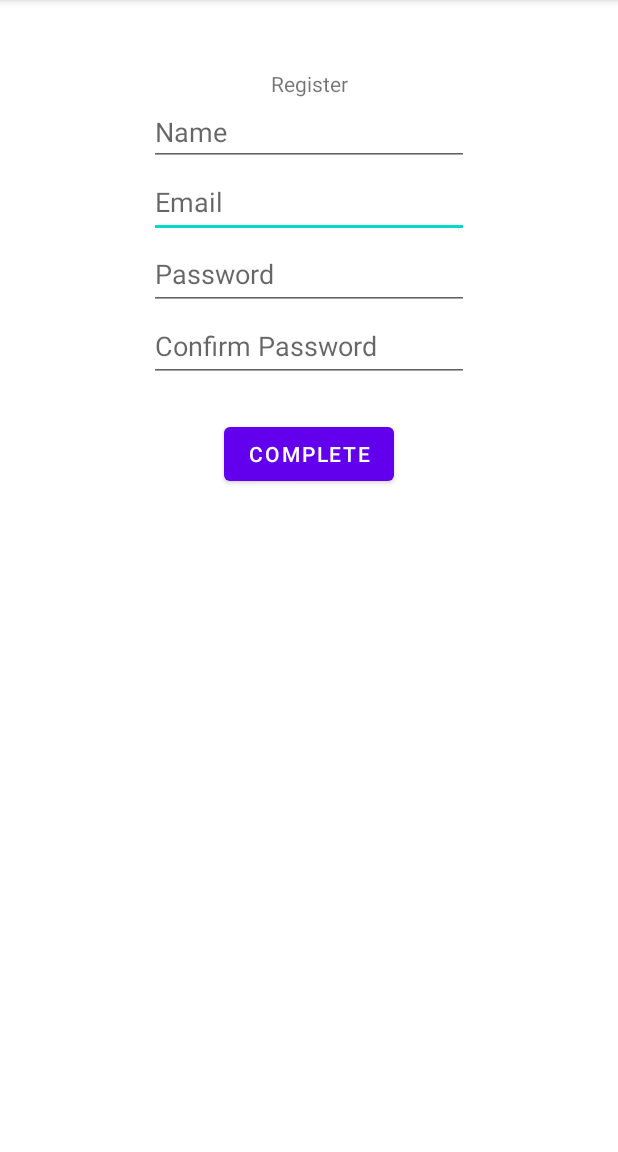
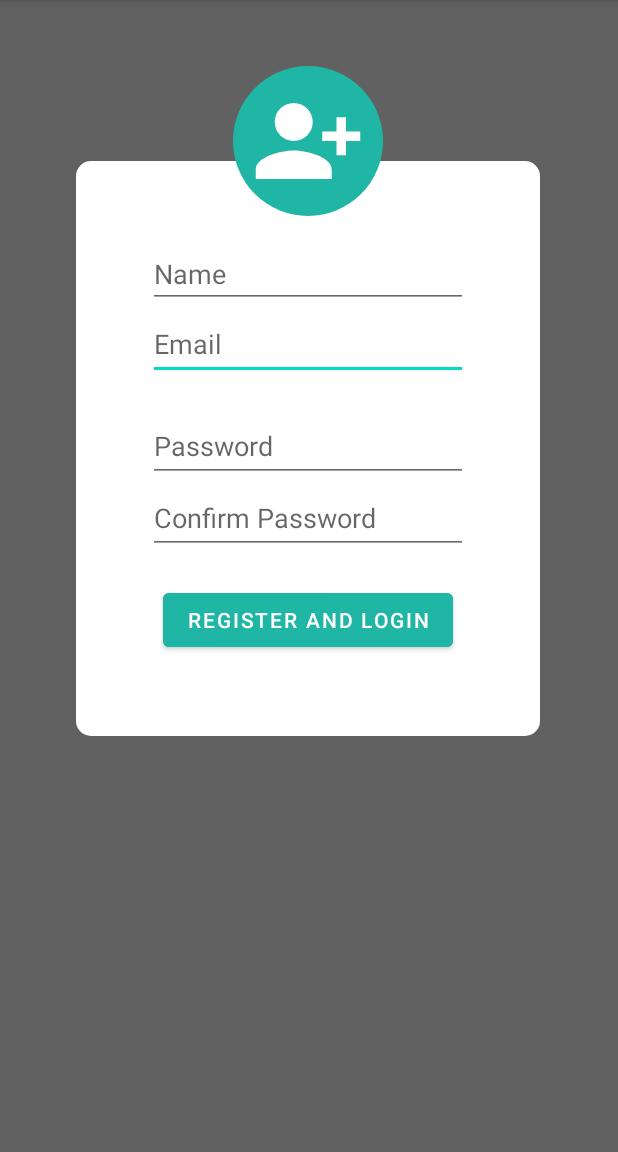
Before and after one commit to devhuss/Shared-Task-List, an Android app: the RegisterActivity screen opened directly, with no data from a screen before it, on a phone screen of 412 x 824 dp, the part 84-1236 px from its top. Run offline under Robolectric (Android 15) with nearby library versions, the phone set to English and light mode, and no system bars; our stand-ins replace Firebase (no records; nobody signed in at launch, a user with empty details on screens opened directly).

Commit message:
styled the login and register page as well as changed the colors of bottom navigation icons

```diff
--- /dev/null
+++ b/app/src/main/res/color/bottom_nav_color.xml
@@ -0,0 +1,5 @@
+<?xml version="1.0" encoding="utf-8"?>
+<selector xmlns:android="http://schemas.android.com/apk/res/android">
+    <item android:state_checked="true" android:color="#20b6a5" />
+    <item android:state_checked="false" android:color="#737373"/>
+</selector>
--- /dev/null
+++ b/app/src/main/res/drawable/login_person_background.xml
@@ -0,0 +1,5 @@
+<?xml version="1.0" encoding="utf-8"?>
+<shape xmlns:android="http://schemas.android.com/apk/res/android">
+    <corners android:radius="250dp" />
+    <solid android:color="#20B6A5" />
+</shape>
--- /dev/null
+++ b/app/src/main/res/drawable/register_person.xml
@@ -0,0 +1,5 @@
+<vector android:height="24dp" android:tint="#FFFFFF"
+    android:viewportHeight="24" android:viewportWidth="24"
+    android:width="24dp" xmlns:android="http://schemas.android.com/apk/res/android">
+    <path android:fillColor="@android:color/white" android:pathData="M13,8c0,-2.21 -1.79,-4 -4,-4S5,5.79 5,8s1.79,4 4,4S13,10.21 13,8zM15,10v2h3v3h2v-3h3v-2h-3V7h-2v3H15zM1,18v2h16v-2c0,-2.66 -5.33,-4 -8,-4S1,15.34 1,18z"/>
+</vector>
--- /dev/null
+++ b/app/src/main/res/drawable/rounded_background.xml
@@ -0,0 +1,5 @@
+<?xml version="1.0" encoding="utf-8"?>
+<shape xmlns:android="http://schemas.android.com/apk/res/android">
+    <corners android:radius="10dp" />
+    <solid android:color="#ffffff" />
+</shape>
--- a/app/src/main/res/layout/activity_home2.xml
+++ b/app/src/main/res/layout/activity_home2.xml
@@ -17,7 +17,10 @@
         app:layout_constraintBottom_toBottomOf="parent"
         app:layout_constraintLeft_toLeftOf="parent"
         app:layout_constraintRight_toRightOf="parent"
-        app:menu="@menu/bottom_nav_menu" />
+        app:menu="@menu/bottom_nav_menu"
+        app:itemTextColor="@color/bottom_nav_color"
+        app:itemIconTint="@color/bottom_nav_color"
+        />
 
     <fragment
         android:id="@+id/nav_host_fragment_activity_home2"
--- a/app/src/main/res/layout/activity_register.xml
+++ b/app/src/main/res/layout/activity_register.xml
@@ -4,19 +4,18 @@
     xmlns:tools="http://schemas.android.com/tools"
     android:layout_width="match_parent"
     android:layout_height="match_parent"
+    android:background="#616161"
     tools:context=".RegisterActivity">
 
-    <TextView
-        android:id="@+id/textView"
-        android:layout_width="wrap_content"
-        android:layout_height="wrap_content"
-        android:text="Register"
-        app:layout_constraintBottom_toBottomOf="parent"
-        app:layout_constraintEnd_toEndOf="parent"
-        app:layout_constraintHorizontal_bias="0.5"
-        app:layout_constraintStart_toStartOf="parent"
-        app:layout_constraintTop_toTopOf="parent"
-        app:layout_constraintVertical_bias="0.061" />
+    <ImageView
+        android:id="@+id/imageView"
+        android:layout_width="309dp"
+        android:layout_height="383dp"
+        app:layout_constraintBottom_toBottomOf="@+id/b_Complete"
+        app:layout_constraintEnd_toEndOf="@+id/et_RegName"
+        app:layout_constraintStart_toStartOf="@+id/et_RegName"
+        app:layout_constraintTop_toTopOf="@+id/et_RegName"
+        app:srcCompat="@drawable/rounded_background" />
 
     <EditText
         android:id="@+id/et_RegEmail"
@@ -26,22 +25,23 @@
         android:hint="Email"
         android:inputType="textEmailAddress"
         android:minHeight="48dp"
-        app:layout_constraintEnd_toEndOf="parent"
+        app:layout_constraintEnd_toEndOf="@+id/et_RegName"
         app:layout_constraintHorizontal_bias="0.5"
-        app:layout_constraintStart_toStartOf="parent"
+        app:layout_constraintStart_toStartOf="@+id/et_RegName"
         app:layout_constraintTop_toBottomOf="@+id/et_RegName" />
 
     <EditText
         android:id="@+id/et_RegPassword"
         android:layout_width="wrap_content"
         android:layout_height="wrap_content"
+        android:layout_marginTop="20dp"
         android:ems="10"
         android:hint="Password"
         android:inputType="textPassword"
         android:minHeight="48dp"
-        app:layout_constraintEnd_toEndOf="parent"
-        app:layout_constraintHorizontal_bias="0.5"
-        app:layout_constraintStart_toStartOf="parent"
+        app:layout_constraintEnd_toEndOf="@+id/et_RegEmail"
+        app:layout_constraintHorizontal_bias="0.0"
+        app:layout_constraintStart_toStartOf="@+id/et_RegEmail"
         app:layout_constraintTop_toBottomOf="@+id/et_RegEmail" />
 
     <EditText
@@ -52,33 +52,48 @@
         android:hint="Confirm Password"
         android:inputType="textPassword"
         android:minHeight="48dp"
-        app:layout_constraintEnd_toEndOf="parent"
+        app:layout_constraintEnd_toEndOf="@+id/et_RegPassword"
         app:layout_constraintHorizontal_bias="0.5"
-        app:layout_constraintStart_toStartOf="parent"
+        app:layout_constraintStart_toStartOf="@+id/et_RegPassword"
         app:layout_constraintTop_toBottomOf="@+id/et_RegPassword" />
 
     <Button
         android:id="@+id/b_Complete"
         android:layout_width="wrap_content"
         android:layout_height="wrap_content"
+        android:layout_marginTop="20dp"
+        android:backgroundTint="#20b6a5"
         android:onClick="clickComplete"
-        android:text="Complete"
-        app:layout_constraintBottom_toBottomOf="parent"
-        app:layout_constraintEnd_toEndOf="parent"
-        app:layout_constraintHorizontal_bias="0.5"
-        app:layout_constraintStart_toStartOf="parent"
-        app:layout_constraintTop_toBottomOf="@+id/et_RegConPassword"
-        app:layout_constraintVertical_bias="0.052" />
+        android:text="Register and Login"
+        app:layout_constraintEnd_toEndOf="@+id/et_RegConPassword"
+        app:layout_constraintHorizontal_bias="0.494"
+        app:layout_constraintStart_toStartOf="@+id/et_RegConPassword"
+        app:layout_constraintTop_toBottomOf="@+id/et_RegConPassword" />
 
     <EditText
         android:id="@+id/et_RegName"
         android:layout_width="wrap_content"
         android:layout_height="wrap_content"
+        android:layout_marginTop="160dp"
         android:ems="10"
         android:hint="Name"
         android:inputType="textPersonName"
         app:layout_constraintEnd_toEndOf="parent"
+        app:layout_constraintHorizontal_bias="0.497"
         app:layout_constraintStart_toStartOf="parent"
-        app:layout_constraintTop_toBottomOf="@+id/textView" />
+        app:layout_constraintTop_toTopOf="parent" />
+
+    <ImageView
+        android:id="@+id/imageView2"
+        android:layout_width="100dp"
+        android:layout_height="100dp"
+        android:layout_marginBottom="16dp"
+        android:background="@drawable/login_person_background"
+        android:padding="12dp"
+        app:layout_constraintBottom_toTopOf="@+id/et_RegName"
+        app:layout_constraintEnd_toEndOf="parent"
+        app:layout_constraintHorizontal_bias="0.498"
+        app:layout_constraintStart_toStartOf="parent"
+        app:srcCompat="@drawable/register_person" />
 
 </androidx.constraintlayout.widget.ConstraintLayout>
```
Also changed, not shown: app/src/main/java/com/example/sharedtasklist/ConversationActivity.kt (+0 -20 lines), app/src/main/res/drawable/login_person.xml (added, +10 -0 lines), app/src/main/res/drawable/my_button.xml (added, +17 -0 lines), app/src/main/res/layout/activity_main.xml (+39 -18 lines).
